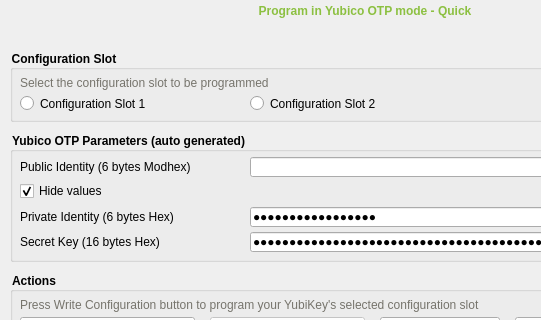
Old version of the form src/ui/otppage.ui in the repository Yubico/yubikey-personalization-gui-dpkg; both pictures show x 0 to 541 and y 0 to 320 of the 730 by 650 pixel window.
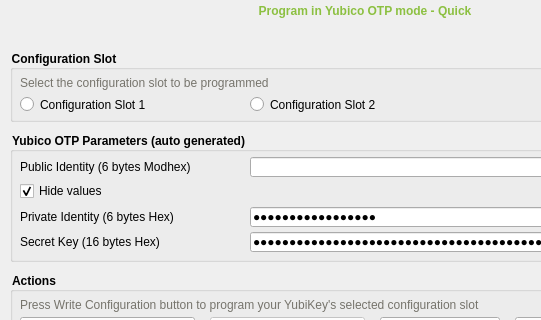
New version of the form. The open tabs and pages were chosen to show the change. Icons and pictures are not drawn.

Diff of the .ui file:
```diff
--- a/src/ui/otppage.ui
+++ b/src/ui/otppage.ui
@@ -227,7 +227,7 @@
        <x>10</x>
        <y>45</y>
        <width>151</width>
-       <height>17</height>
+       <height>19</height>
       </rect>
      </property>
      <property name="styleSheet">
@@ -243,7 +243,7 @@
        <x>240</x>
        <y>45</y>
        <width>151</width>
-       <height>17</height>
+       <height>19</height>
       </rect>
      </property>
      <property name="styleSheet">
```
Left out of the diff: 6 changed lines with no effect on the pictures. Lines whose indentation alone changed are shown as unchanged.
